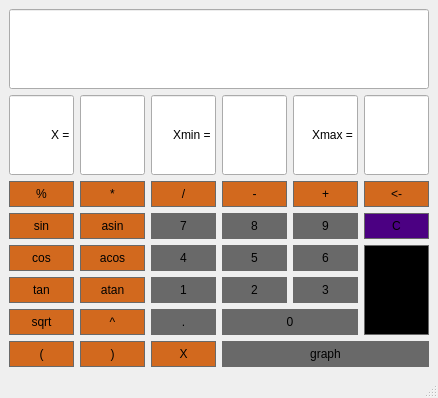
The window that src/calculator/calculator.ui (dimas4ik111/SmartCalculator) describes before a commit, drawn with Qt 5.
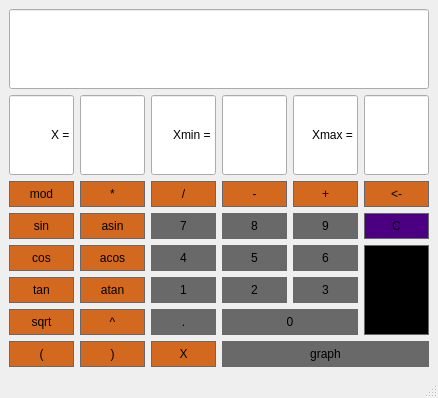
The same window after the commit.

Diff of the .ui file:
```diff
--- a/src/calculator/calculator.ui
+++ b/src/calculator/calculator.ui
@@ -507,7 +507,7 @@
 }</string>
       </property>
       <property name="text">
-       <string>%</string>
+       <string>mod</string>
       </property>
      </widget>
     </item>
```
Left out of the diff: 986 changed lines with no effect on the pictures.
